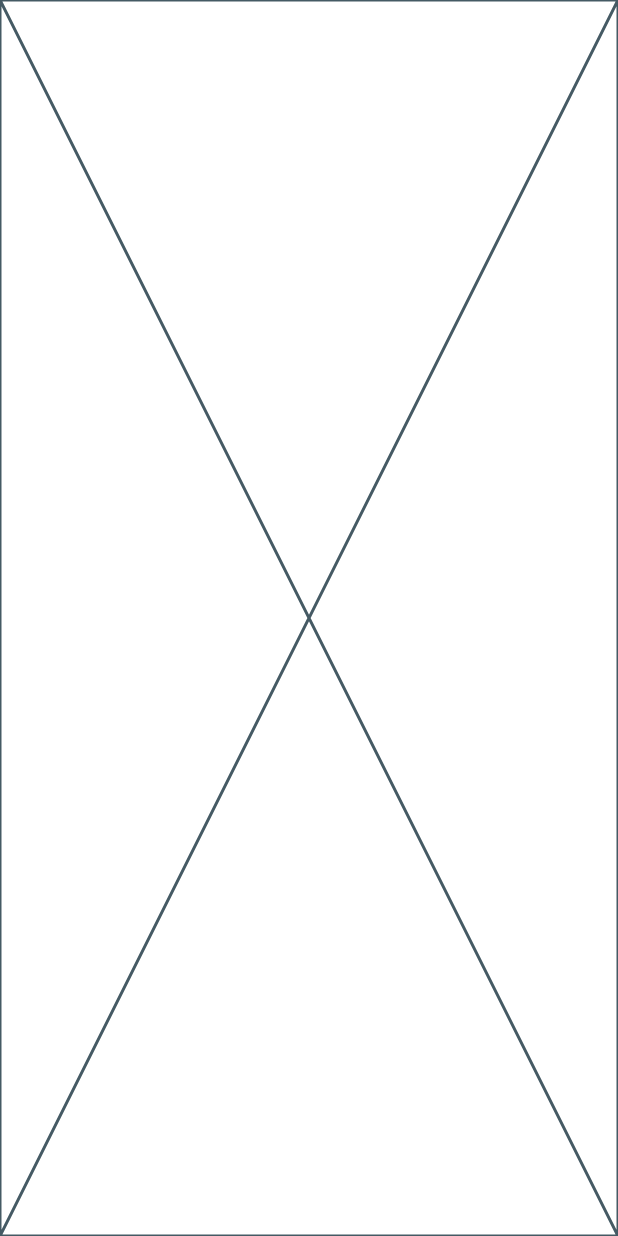
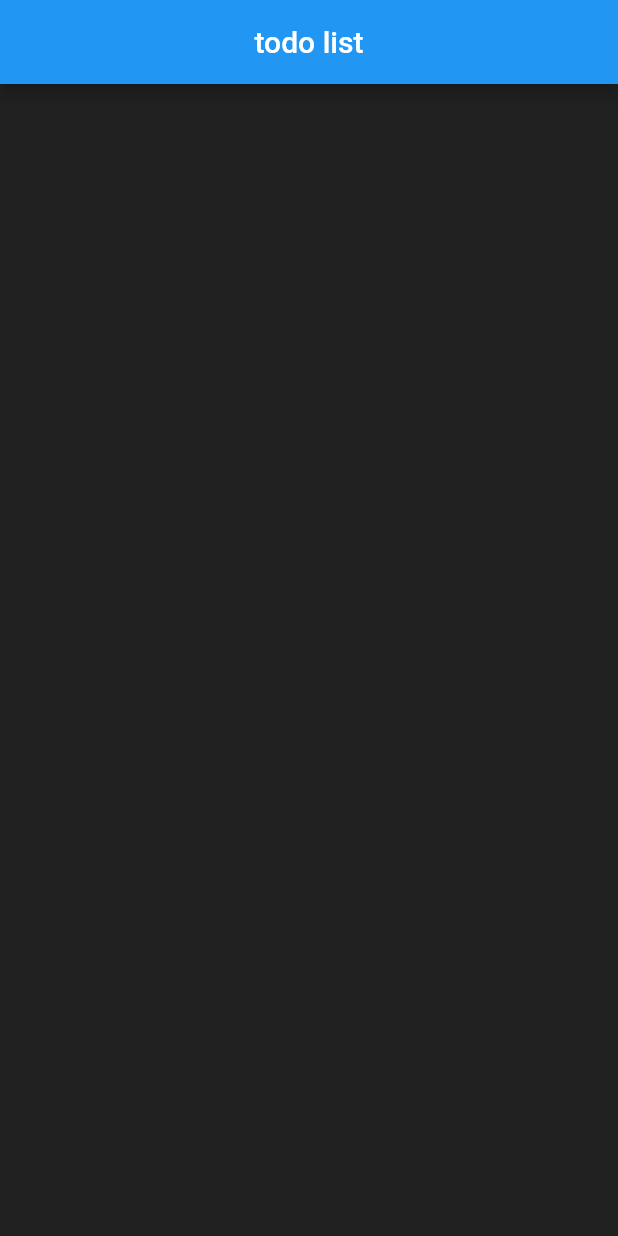
Before and after one commit to MargaritaSI/a, a Flutter app: the screen it shows after launch, on a phone screen of 412 x 824 dp. Run offline on Flutter 3.47's test engine with Material 2 defaults, Android fonts, the phone set to English and light mode, and no system bars.

Commit message:
.gitignore

```diff
--- a/lib/main.dart
+++ b/lib/main.dart
@@ -5,7 +5,6 @@ import 'package:ap/pages/home.dart';
 void main() => runApp(MaterialApp(
   theme: ThemeData(
     primaryColor: Colors.deepOrangeAccent,
-
   ),
   home: Home(),
 ));
--- a/lib/pages/home.dart
+++ b/lib/pages/home.dart
@@ -1,11 +1,35 @@
 import 'package:flutter/material.dart';
 
-
-class Home extends StatelessWidget {
+class Home extends StatefulWidget {
   const Home({Key? key}) : super(key: key);
 
   @override
+  State<Home> createState() => _HomeState();
+}
+
+class _HomeState extends State<Home> {
+
+  List todo_list = [];
+
+  @override
   Widget build(BuildContext context) {
-    return const Placeholder();
+    return Scaffold(
+      backgroundColor: Colors.grey[900],
+      appBar: AppBar(
+        title: Text('todo list'),
+        centerTitle: true,
+      ),
+      body: ListView.builder(
+          itemCount: todo_list.length,
+          itemBuilder: (BuildContext context, int index) {
+            return Dismissible(
+                key: Key(todo_list[index]),
+                child: Card(
+                  child: ListTile(title: Text(todo_list[index])),
+                )
+            );
+          }
+      )
+    );
   }
 }
```
